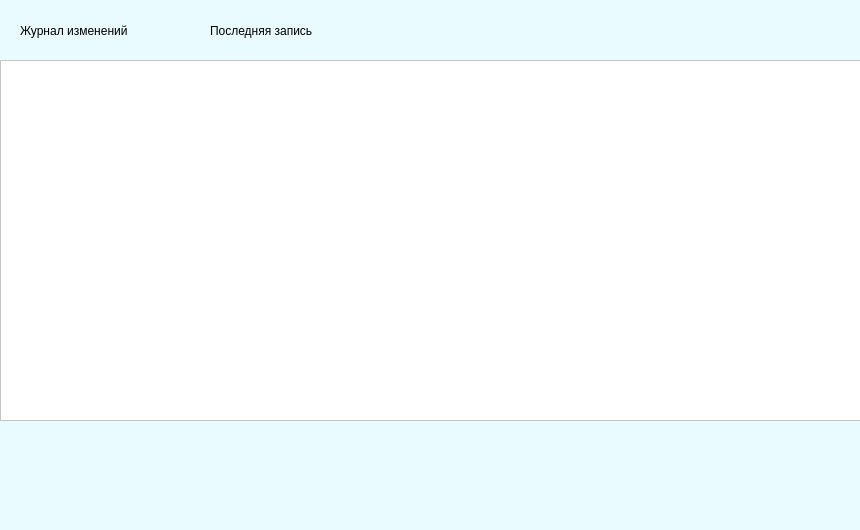
Above: logform.ui from EfimTishkovski/Draw_storage before the change. Below: the same form after it.
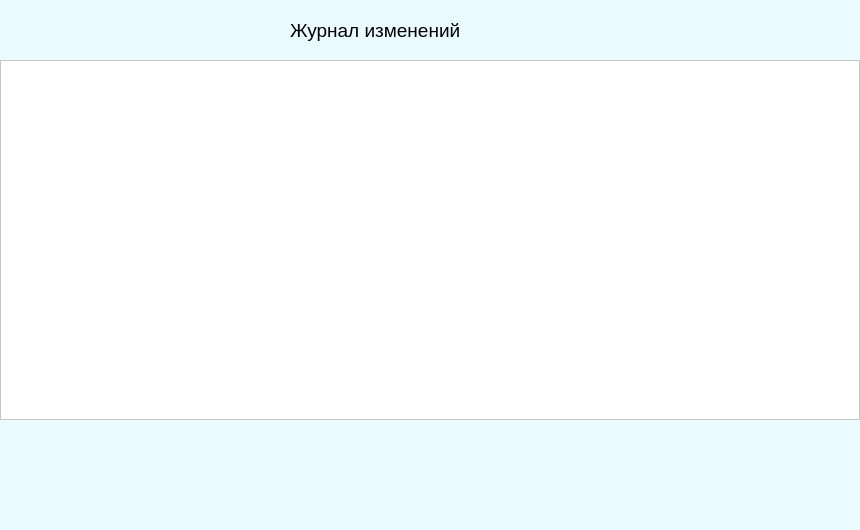
That is the form after the change. Icons and pictures are not drawn.

Commit message: Подкорректирован дизайн журнала

The edit to the form file:
```diff
--- a/logform.ui
+++ b/logform.ui
@@ -10,12 +10,23 @@
     <height>530</height>
    </rect>
   </property>
+  <property name="sizePolicy">
+   <sizepolicy hsizetype="Fixed" vsizetype="Fixed">
+    <horstretch>0</horstretch>
+    <verstretch>0</verstretch>
+   </sizepolicy>
+  </property>
   <property name="maximumSize">
    <size>
     <width>860</width>
     <height>530</height>
    </size>
   </property>
+  <property name="font">
+   <font>
+    <pointsize>14</pointsize>
+   </font>
+  </property>
   <property name="windowTitle">
    <string>Журнал</string>
   </property>
@@ -31,10 +42,31 @@
     <rect>
      <x>0</x>
      <y>60</y>
-     <width>861</width>
-     <height>361</height>
+     <width>860</width>
+     <height>360</height>
     </rect>
    </property>
+   <property name="minimumSize">
+    <size>
+     <width>860</width>
+     <height>360</height>
+    </size>
+   </property>
+   <property name="maximumSize">
+    <size>
+     <width>860</width>
+     <height>360</height>
+    </size>
+   </property>
+   <property name="font">
+    <font>
+     <family>MS Shell Dlg 2</family>
+     <pointsize>14</pointsize>
+     <weight>50</weight>
+     <italic>false</italic>
+     <bold>false</bold>
+    </font>
+   </property>
    <property name="styleSheet">
     <string notr="true">background-color: rgb(255, 255, 255);</string>
    </property>
@@ -42,7 +74,7 @@
   <widget class="QLabel" name="label">
    <property name="geometry">
     <rect>
-     <x>20</x>
+     <x>290</x>
      <y>20</y>
      <width>181</width>
      <height>21</height>
@@ -55,22 +87,6 @@
     <string>Журнал изменений</string>
    </property>
   </widget>
-  <widget class="QLabel" name="label_2">
-   <property name="geometry">
-    <rect>
-     <x>210</x>
-     <y>20</y>
-     <width>181</width>
-     <height>21</height>
-    </rect>
-   </property>
-   <property name="styleSheet">
-    <string notr="true">font: 75 14pt &quot;MS Shell Dlg 2&quot;;</string>
-   </property>
-   <property name="text">
-    <string>Последняя запись</string>
-   </property>
-  </widget>
  </widget>
  <resources/>
  <connections/>
```
Left out of the diff: 3 changed lines with no effect on the pictures.
